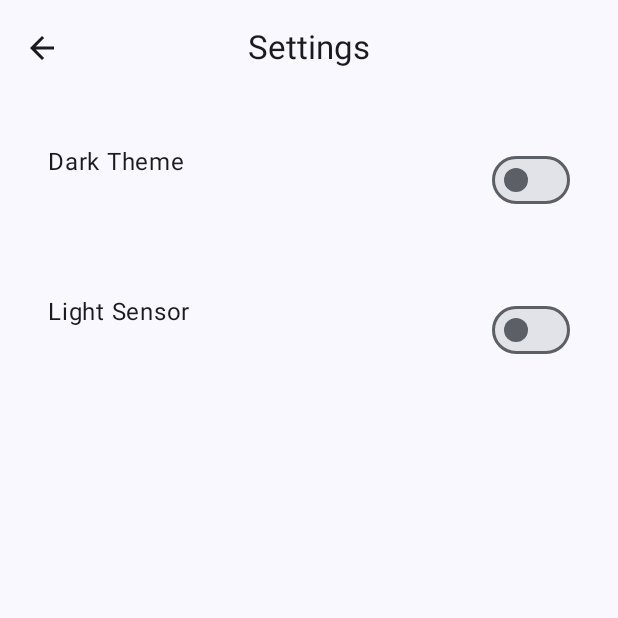
After one commit to NhanDNguyen/Mobile_Computing_2024, an Android app built with Jetpack Compose: the SettingsScreen screen opened through its navigation route, on a phone screen of 412 x 824 dp, the top half of it. The commit adds this screen. Run offline under Robolectric (Android 15) with nearby library versions, the phone set to English and light mode, and no system bars; our stand-ins replace Room's generated code.

Commit message:
Homework 4 temporary

```diff
--- a/app/src/main/java/com/example/mobilecomputing/AppViewModel.kt
+++ b/app/src/main/java/com/example/mobilecomputing/AppViewModel.kt
@@ -7,14 +7,20 @@ import androidx.lifecycle.ViewModel
 import androidx.lifecycle.viewModelScope
 import com.example.mobilecomputing.data.Profile
 import com.example.mobilecomputing.data.ProfileDao
+import kotlinx.coroutines.flow.MutableStateFlow
 import kotlinx.coroutines.flow.SharingStarted
 import kotlinx.coroutines.flow.StateFlow
+import kotlinx.coroutines.flow.asStateFlow
 import kotlinx.coroutines.flow.map
 import kotlinx.coroutines.flow.stateIn
+import kotlinx.coroutines.flow.update
 
 class AppViewModel(private var db: ProfileDao): ViewModel() {
     var profileUiState by mutableStateOf(ProfileUiState())
         private set
+
+    private val _appSettingsUiState = MutableStateFlow(AppSettingsUiState())
+    val appSettingsUiState: StateFlow<AppSettingsUiState> = _appSettingsUiState.asStateFlow()
 
     var profileUiStates: StateFlow<ProfileUiStates> =
         db.getAllProfiles().map { ProfileUiStates(it) }
@@ -34,6 +40,22 @@ class AppViewModel(private var db: ProfileDao): ViewModel() {
             isValidateInput = validateInput(profile)
         )
     }
+
+    fun updateAppSettings(isDark: Boolean = _appSettingsUiState.value.appSettings.isDark,
+                          lightSensorOn: Boolean = _appSettingsUiState.value.appSettings.lightSensorOn) {
+        _appSettingsUiState.update {currentState ->
+            currentState.copy(
+                appSettings = AppSettings(
+                    isDark = isDark,
+                    lightSensorOn = lightSensorOn
+                )
+            )
+        }
+    }
+
+    fun getTheme() = _appSettingsUiState.value.appSettings.isDark
+
+    fun getLightSensor() = _appSettingsUiState.value.appSettings.lightSensorOn
 
     suspend fun saveProfile() {
         if (validateInput()) {
@@ -70,3 +92,12 @@ data class ProfileUiState(
 data class ProfileUiStates(
     val profileList: List<Profile> = listOf()
 )
+
+data class AppSettings(
+    val isDark: Boolean = false,
+    val lightSensorOn: Boolean = false
+)
+
+data class AppSettingsUiState(
+    val appSettings: AppSettings = AppSettings()
+)
--- a/app/src/main/java/com/example/mobilecomputing/MainActivity.kt
+++ b/app/src/main/java/com/example/mobilecomputing/MainActivity.kt
@@ -4,6 +4,11 @@ import android.os.Bundle
 import androidx.activity.ComponentActivity
 import androidx.activity.compose.setContent
 import androidx.compose.runtime.Composable
+import androidx.compose.runtime.collectAsState
+import androidx.compose.runtime.getValue
+import androidx.compose.runtime.mutableStateOf
+import androidx.compose.runtime.remember
+import androidx.compose.runtime.setValue
 import androidx.compose.ui.tooling.preview.Preview
 import androidx.room.Room
 import com.example.mobilecomputing.data.ProfileDatabase
--- a/app/src/main/java/com/example/mobilecomputing/ProfileApp.kt
+++ b/app/src/main/java/com/example/mobilecomputing/ProfileApp.kt
@@ -9,8 +9,11 @@ import androidx.compose.material3.IconButton
 import androidx.compose.material3.Text
 import androidx.compose.material3.TopAppBarScrollBehavior
 import androidx.compose.runtime.Composable
+import androidx.compose.runtime.collectAsState
+import androidx.compose.runtime.getValue
 import androidx.compose.ui.Modifier
 import com.example.mobilecomputing.navigation.AppNavHost
+import com.example.mobilecomputing.ui.theme.MobileComputingTheme
 
 @OptIn(ExperimentalMaterial3Api::class)
 @Composable
@@ -40,8 +43,11 @@ fun ProfileApp(
     modifier: Modifier = Modifier,
     viewModel: AppViewModel
 ) {
-    AppNavHost(
-        viewModel = viewModel,
-        modifier = modifier
-    )
+    val appSettingsUiState by viewModel.appSettingsUiState.collectAsState()
+    MobileComputingTheme(darkTheme = appSettingsUiState.appSettings.isDark) {
+        AppNavHost(
+            viewModel = viewModel,
+            modifier = modifier
+        )
+    }
 }
--- a/app/src/main/java/com/example/mobilecomputing/Screen/EntryScreen.kt
+++ b/app/src/main/java/com/example/mobilecomputing/Screen/EntryScreen.kt
@@ -117,7 +117,6 @@ fun InputForm(
             onSelectedImage = {
                 onValueChange(profile.copy(
                     imageData = it
-                    //imageData = getBitmap(it, LocalContext.current)
                 ))
             }
         )
--- a/app/src/main/java/com/example/mobilecomputing/Screen/HomeScreen.kt
+++ b/app/src/main/java/com/example/mobilecomputing/Screen/HomeScreen.kt
@@ -5,9 +5,11 @@ import androidx.compose.animation.animateContentSize
 import androidx.compose.foundation.Image
 import androidx.compose.foundation.border
 import androidx.compose.foundation.clickable
+import androidx.compose.foundation.layout.Arrangement
 import androidx.compose.foundation.layout.Column
 import androidx.compose.foundation.layout.Row
 import androidx.compose.foundation.layout.Spacer
+import androidx.compose.foundation.layout.fillMaxWidth
 import androidx.compose.foundation.layout.height
 import androidx.compose.foundation.layout.padding
 import androidx.compose.foundation.layout.size
@@ -17,6 +19,7 @@ import androidx.compose.foundation.lazy.items
 import androidx.compose.foundation.shape.CircleShape
 import androidx.compose.material.icons.Icons
 import androidx.compose.material.icons.filled.Add
+import androidx.compose.material.icons.filled.Settings
 import androidx.compose.material3.ExperimentalMaterial3Api
 import androidx.compose.material3.FloatingActionButton
 import androidx.compose.material3.Icon
@@ -52,6 +55,7 @@ fun HomeScreen(
     modifier: Modifier = Modifier,
     navigateToProfileEntry: () -> Unit,
     navigateToProfileUpdate: (Profile) -> Unit,
+    navigateToAppSettings: () -> Unit,
     viewModel: AppViewModel
 ) {
     val homeUiState by viewModel.profileUiStates.collectAsState()
@@ -66,6 +70,9 @@ fun HomeScreen(
             )
         },
         floatingActionButton = {
+            Column(
+
+                ) {
                 FloatingActionButton(
                     onClick = navigateToProfileEntry,
                     shape = MaterialTheme.shapes.medium,
@@ -75,6 +82,17 @@ fun HomeScreen(
                         imageVector = Icons.Default.Add,
                         contentDescription = "Add Character"
                     )
+                }
+                FloatingActionButton(
+                    onClick = navigateToAppSettings,
+                    shape = MaterialTheme.shapes.medium,
+                    modifier = Modifier.padding(20.dp)
+                ) {
+                    Icon(
+                        imageVector = Icons.Default.Settings,
+                        contentDescription = "App Settings"
+                    )
+                }
             }
         }
     ) {innerPadding ->
@@ -140,17 +158,6 @@ fun ProfileCard(
     ) {
 
         var isImageExpanded by remember { mutableStateOf(false) }
-        /*profile.imageData?.let {
-            Image(
-                bitmap = it.asImageBitmap(),
-                contentDescription = profile.imageDescription,
-                modifier = Modifier
-                    .clickable { isImageExpanded = !isImageExpanded }
-                    .size( if (isImageExpanded) 160.dp else 80.dp)
-                    .clip(CircleShape)
-                    .border(1.5.dp, MaterialTheme.colorScheme.primary, CircleShape)
-            )
-        }*/
         val imageBitmap = when(profile.imageData) {
             null -> getBitmapFromImage(LocalContext.current, R.drawable.user_placeholder).asImageBitmap()
             else -> profile.imageData.asImageBitmap()
--- /dev/null
+++ b/app/src/main/java/com/example/mobilecomputing/Screen/SettingsScreen.kt
@@ -0,0 +1,155 @@
+package com.example.mobilecomputing.Screen
+
+import androidx.compose.foundation.layout.Arrangement
+import androidx.compose.foundation.layout.Column
+import androidx.compose.foundation.layout.Row
+import androidx.compose.foundation.layout.fillMaxWidth
+import androidx.compose.foundation.layout.padding
+import androidx.compose.foundation.layout.size
+import androidx.compose.foundation.rememberScrollState
+import androidx.compose.foundation.verticalScroll
+import androidx.compose.material.icons.Icons
+import androidx.compose.material.icons.filled.Check
+import androidx.compose.material3.Button
+import androidx.compose.material3.ExperimentalMaterial3Api
+import androidx.compose.material3.Icon
+import androidx.compose.material3.MaterialTheme
+import androidx.compose.material3.Scaffold
+import androidx.compose.material3.Switch
+import androidx.compose.material3.SwitchDefaults
+import androidx.compose.material3.Text
+import androidx.compose.runtime.Composable
+import androidx.compose.runtime.collectAsState
+import androidx.compose.runtime.getValue
+import androidx.compose.runtime.mutableStateOf
+import androidx.compose.runtime.remember
+import androidx.compose.runtime.rememberCoroutineScope
+import androidx.compose.runtime.setValue
+import androidx.compose.ui.Modifier
+import androidx.compose.ui.unit.dp
+import com.example.mobilecomputing.AppSettings
+import com.example.mobilecomputing.AppSettingsUiState
+import com.example.mobilecomputing.AppViewModel
+import com.example.mobilecomputing.ProfileTopAppBar
+import kotlinx.coroutines.launch
+
+@OptIn(ExperimentalMaterial3Api::class)
+@Composable
+fun SettingsScreen(
+    navigateBack: () -> Unit,
+    onNavigateUp: () -> Unit,
+    canNavigateBack: Boolean = true,
+    viewModel: AppViewModel
+) {
+    val coroutineScope = rememberCoroutineScope()
+    Scaffold(
+        topBar = {
+            ProfileTopAppBar(
+                title = "Settings",
+                canNavigateBack = canNavigateBack,
+                navigateUp = onNavigateUp
+            )
+        }
+    ) {innerPadding ->
+
+        Column(
+            modifier = Modifier
+                .padding(innerPadding)
+                .padding(16.dp)
+                .verticalScroll(rememberScrollState())
+                .fillMaxWidth(),
+            verticalArrangement = Arrangement.spacedBy(20.dp)
+        ) {
+            // App theme
+            var checked_theme by remember {
+                mutableStateOf(viewModel.getTheme())
+            }
+            Row(
+                modifier = Modifier.fillMaxWidth().padding(16.dp),
+                horizontalArrangement = Arrangement.SpaceBetween
+            ) {
+                Text(text = "Dark Theme")
+                Switch(
+                    checked = checked_theme,
+                    onCheckedChange = {
+                        checked_theme = it
+                        viewModel.updateAppSettings(isDark = it)
+                    },
+                    thumbContent = if (checked_theme) {
+                        {
+                            Icon(
+                                imageVector = Icons.Filled.Check,
+                                contentDescription = null,
+                                modifier = Modifier.size(SwitchDefaults.IconSize),
+                            )
+                        }
+                    } else {
+                        null
+                    }
+                )
+            }
+
+            var checked_lightSensor by remember {
+                mutableStateOf(viewModel.getTheme())
+            }
+            Row(
+                modifier = Modifier.fillMaxWidth().padding(16.dp),
+                horizontalArrangement = Arrangement.SpaceBetween
+            ) {
+                Text(text = "Light Sensor")
+                Switch(
+                    checked = checked_lightSensor,
+                    onCheckedChange = {
+                        checked_lightSensor = it
+                        viewModel.updateAppSettings(lightSensorOn = it)
+                    },
+                    thumbContent = if (checked_lightSensor) {
+                        {
+                            Icon(
+                                imageVector = Icons.Filled.Check,
+                                contentDescription = null,
+                                modifier = Modifier.size(SwitchDefaults.IconSize),
+                            )
+                        }
+                    } else {
+                        null
+                    }
+                )
+            }
+        }
+    }
+}
+
+@Composable
+fun SettingsBody(
+    modifier: Modifier = Modifier,
+    appSettingsUiState: AppSettingsUiState,
+    onSettingsValuesChange: (AppSettings) -> Unit,
+    onDoneClick: () -> Unit
+) {
+    Column(
+        modifier = modifier.padding(16.dp),
+        verticalArrangement = Arrangement.spacedBy(20.dp)
+    ) {
+        var checked by remember { mutableStateOf(appSettingsUiState.appSettings.isDark) }
+        // App theme
+        Switch(
+            checked = checked,
+            onCheckedChange = {
+                checked = it
+                onSettingsValuesChange(appSettingsUiState.appSettings.copy(isDark = checked))
+            },
+            thumbContent = if (checked) {
+                {
+                    Icon(
+                        imageVector = Icons.Filled.Check,
+                        contentDescription = null,
+                        modifier = Modifier.size(SwitchDefaults.IconSize),
+                    )
+                }
+            } else {
+                null
+            }
+        )
+    }
+}
--- a/app/src/main/java/com/example/mobilecomputing/navigation/AppNavGraph.kt
+++ b/app/src/main/java/com/example/mobilecomputing/navigation/AppNavGraph.kt
@@ -13,12 +13,14 @@ import com.example.mobilecomputing.Screen.DetailsScreen
 import com.example.mobilecomputing.Screen.EditScreen
 import com.example.mobilecomputing.Screen.EntryScreen
 import com.example.mobilecomputing.Screen.HomeScreen
+import com.example.mobilecomputing.Screen.SettingsScreen
 
 enum class AppScreen(@StringRes val title: Int) {
     Home(title = R.string.home),
     Entry(title = R.string.profile_entry),
     Details(title = R.string.profile_details),
-    Edit(title = R.string.profile_edit)
+    Edit(title = R.string.profile_edit),
+    Settings(title = R.string.app_settings)
 }
 
 @Composable
@@ -41,6 +43,9 @@ fun AppNavHost(
                 navigateToProfileUpdate = {
                     viewModel.updateProfileUiState(it)
                     navController.navigate(route = AppScreen.Details.name)
+                },
+                navigateToAppSettings = {
+                    navController.navigate(route = AppScreen.Settings.name)
                 },
                 viewModel = viewModel
             )
@@ -69,5 +74,12 @@ fun AppNavHost(
                 viewModel = viewModel
             )
         }
+        composable(route = AppScreen.Settings.name) {
+            SettingsScreen(
+                navigateBack = { navController.popBackStack() },
+                onNavigateUp = { navController.navigateUp() },
+                viewModel = viewModel
+            )
+        }
     }
 }
--- a/app/src/main/java/com/example/mobilecomputing/notification/AppNotification.kt
+++ b/app/src/main/java/com/example/mobilecomputing/notification/AppNotification.kt
@@ -9,8 +9,6 @@ class NotificationService(private val context: Context) {
         .setSmallIcon(R.drawable.notification)
         .setContentTitle("Brightness notification")
         .setContentText("Changing App Theme")
-        .setStyle(NotificationCompat.BigTextStyle().bigText("Chaning App Theme"))
+        .setStyle(NotificationCompat.BigTextStyle().bigText("Changing App Theme"))
         .setPriority(NotificationCompat.PRIORITY_DEFAULT)
-
-
 }
--- a/app/src/main/res/values/strings.xml
+++ b/app/src/main/res/values/strings.xml
@@ -4,4 +4,5 @@
     <string name="profile_entry">New Character</string>
     <string name="profile_details">Character Details</string>
     <string name="profile_edit">Edit Character</string>
+    <string name="app_settings">App Settings</string>
 </resources>
```
Lines whose indentation alone changed are shown as unchanged.
